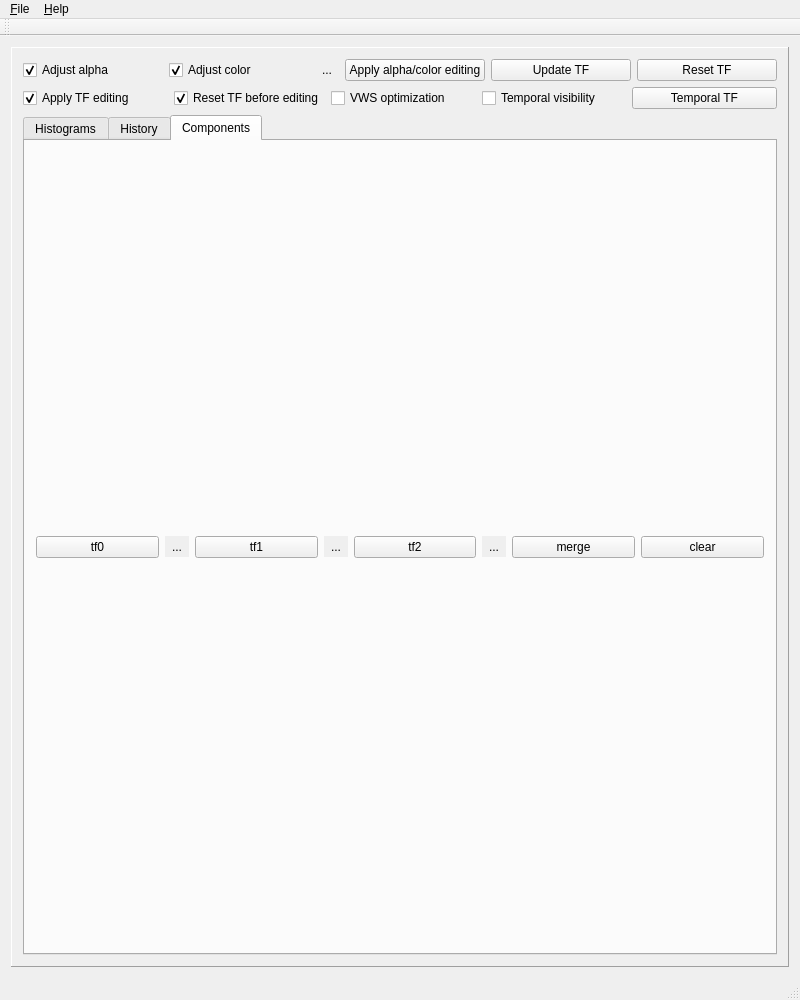
Qt form QtCuda/mainwindow.ui (luosz/cuda-visibility) before a commit.
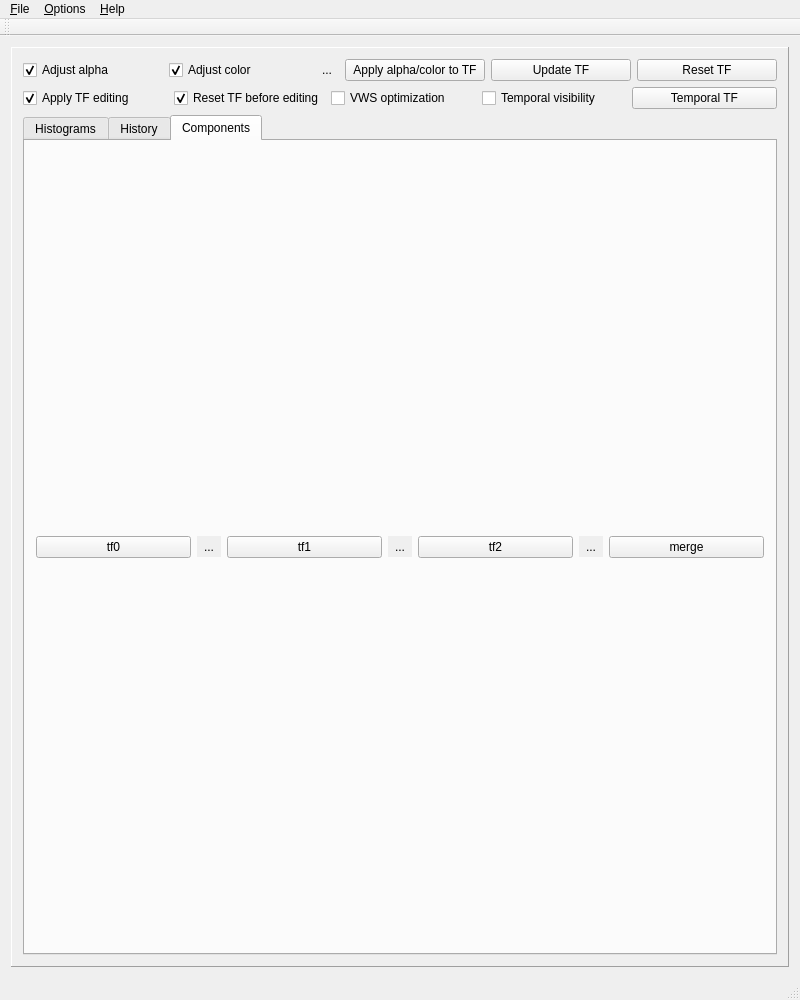
The same form after that commit. The open tabs and pages were chosen to show the change.

Patch:
```diff
--- a/QtCuda/mainwindow.ui
+++ b/QtCuda/mainwindow.ui
@@ -90,7 +90,7 @@
            <item row="0" column="3">
             <widget class="QPushButton" name="pushButton_3">
              <property name="text">
-              <string>Apply alpha/color editing</string>
+              <string>Apply alpha/color to TF</string>
              </property>
             </widget>
            </item>
@@ -351,13 +351,6 @@
                </property>
               </widget>
              </item>
-             <item>
-              <widget class="QPushButton" name="pushButton_11">
-               <property name="text">
-                <string>clear</string>
-               </property>
-              </widget>
-             </item>
             </layout>
            </item>
           </layout>
@@ -396,7 +389,15 @@
     </property>
     <addaction name="action_About"/>
    </widget>
+   <widget class="QMenu" name="menu_Options">
+    <property name="title">
+     <string>&amp;Options</string>
+    </property>
+    <addaction name="actionTF_componment_weights"/>
+    <addaction name="actionClear_TF_component_to_zeros"/>
+   </widget>
    <addaction name="menu_File"/>
+   <addaction name="menu_Options"/>
    <addaction name="menu_Help"/>
   </widget>
   <widget class="QToolBar" name="mainToolBar">
```
Left out of the diff: 10 changed lines with no effect on the pictures.
